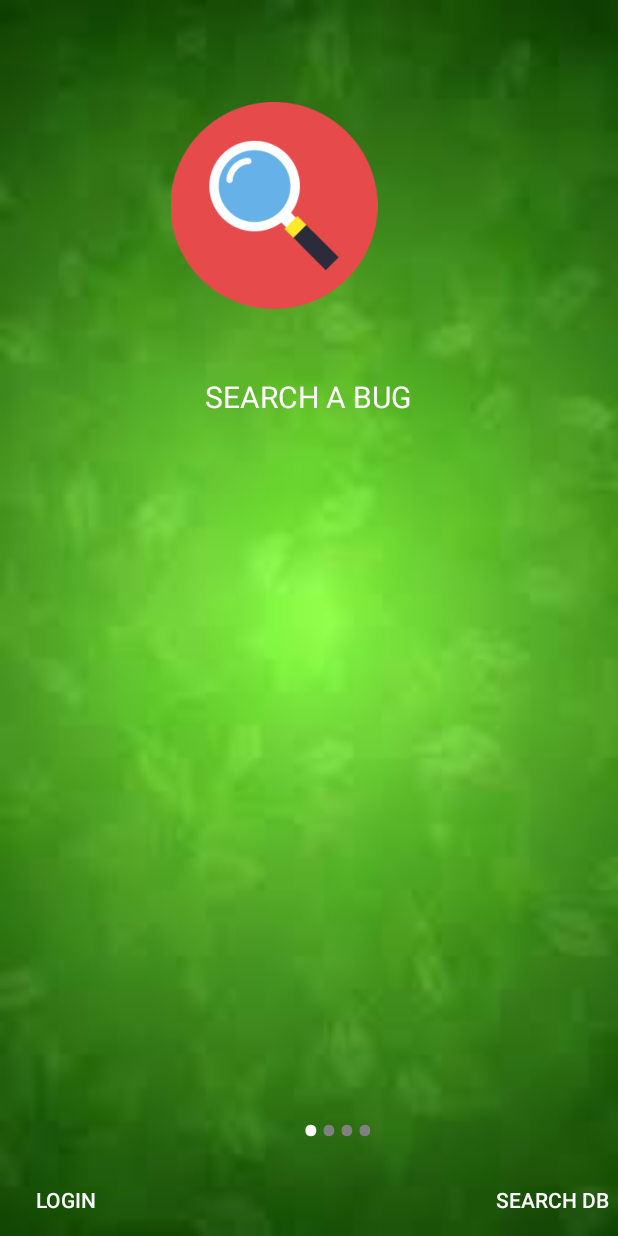
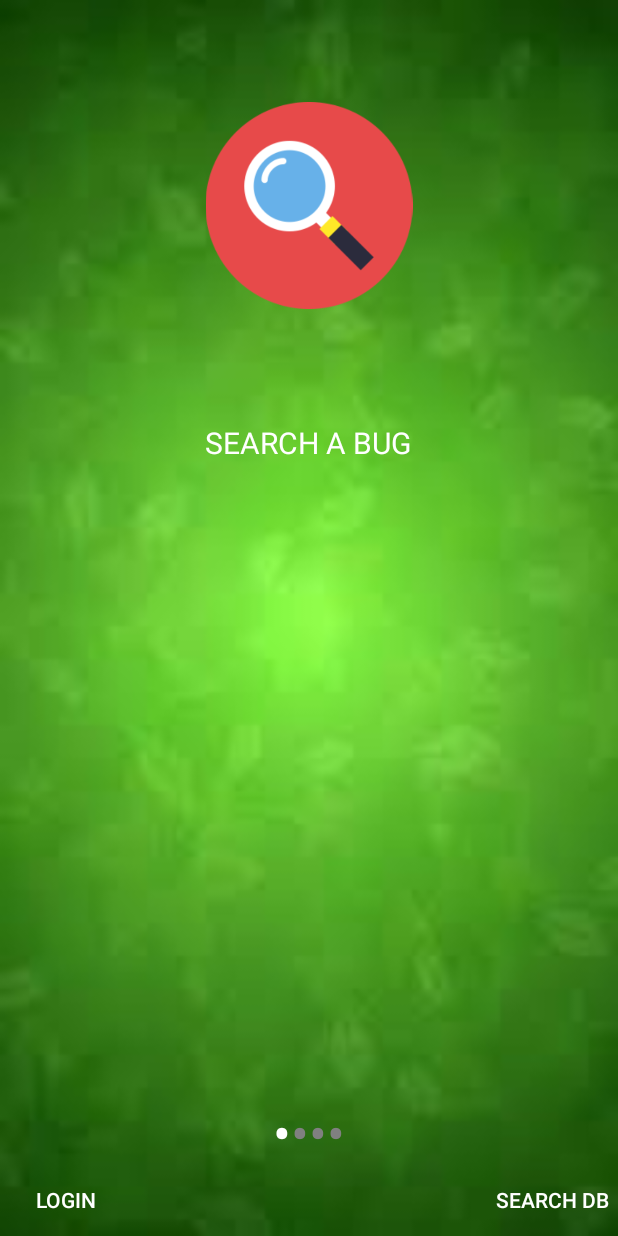
Before and after one commit to kr1spyK/COP4331C_Final_Project, an Android app: the screen it shows after launch (FirstTimeActivity), on a phone screen of 412 x 824 dp. Run offline under Robolectric (Android 15) with nearby library versions, the phone set to English and light mode, and no system bars; our stand-ins replace Picasso; pictures from the network do not load.

Commit message:
Made the intro slide and add picture activities compatible with all screens.

```diff
--- a/AndroidApp/app/src/main/AndroidManifest.xml
+++ b/AndroidApp/app/src/main/AndroidManifest.xml
@@ -53,14 +53,16 @@
 
 
         <activity android:name=".BuggyMain">
+
+        </activity>
+        <activity android:name=".FirstTimeActivity"
+            android:noHistory="true">
             <intent-filter>
                 <action android:name="android.intent.action.VIEW"/>
                 <action android:name="android.intent.action.MAIN" />
                 <category android:name="android.intent.category.LAUNCHER"/>
             </intent-filter>
         </activity>
-        <activity android:name=".FirstTimeActivity"
-            android:noHistory="true"/>
 
         <activity
             android:name=".AddPictureActivity"
--- a/AndroidApp/app/src/main/java/cf/poosgroup5_u/bugipedia/SliderAdapter.java
+++ b/AndroidApp/app/src/main/java/cf/poosgroup5_u/bugipedia/SliderAdapter.java
@@ -53,13 +53,13 @@ public class SliderAdapter extends PagerAdapter {
 
     };
 
-    public String[] slide_descs = {
-
-            "",
-            "",
-            "",
-            ""
-    };
+//    public String[] slide_descs = {
+//
+//            "",
+//            "",
+//            "",
+//            ""
+//    };
 
 
     @Override
@@ -80,11 +80,11 @@ public class SliderAdapter extends PagerAdapter {
 
         ImageView slideImageView = (ImageView) view.findViewById(R.id.slide_image);
         TextView slideHeading = (TextView) view.findViewById(R.id.slide_heading);
-        TextView slideDescription = (TextView) view.findViewById(R.id.slide_desc);
+//        TextView slideDescription = (TextView) view.findViewById(R.id.slide_desc);
 
         slideImageView.setImageResource(slide_images[position]);
         slideHeading.setText(slide_headings[position]);
-        slideDescription.setText(slide_descs[position]);
+//        slideDescription.setText(slide_descs[position]);
 
         container.addView(view);
 
@@ -93,6 +93,6 @@ public class SliderAdapter extends PagerAdapter {
 
     @Override
     public void destroyItem(ViewGroup container, int position, Object object) {
-        container.removeView((RelativeLayout)object);
+        container.removeView((LinearLayout)object);
     }
 }
--- a/AndroidApp/app/src/main/res/layout/activity_first_time.xml
+++ b/AndroidApp/app/src/main/res/layout/activity_first_time.xml
@@ -22,18 +22,15 @@
 
     <LinearLayout
         android:id="@+id/dotsLayout"
-        android:layout_width="107dp"
+        android:layout_width="wrap_content"
         android:layout_height="wrap_content"
-        android:layout_alignParentLeft="true"
-        android:layout_alignParentEnd="true"
-        android:layout_alignParentRight="true"
+        android:layout_centerHorizontal="true"
+        android:gravity="bottom"
+        android:layout_gravity="bottom"
         android:layout_alignParentBottom="true"
-        android:layout_marginLeft="154dp"
-        android:layout_marginEnd="123dp"
-        android:layout_marginRight="123dp"
-        android:layout_marginBottom="27dp"
+        android:layout_marginBottom="25dp"
         android:orientation="horizontal"
-        android:padding="20dp"></LinearLayout>
+        android:padding="20dp" />
 
     <Button
         android:id="@+id/prevBtn"
--- a/AndroidApp/app/src/main/res/layout/slide_layout.xml
+++ b/AndroidApp/app/src/main/res/layout/slide_layout.xml
@@ -1,19 +1,16 @@
 <?xml version="1.0" encoding="utf-8"?>
-<RelativeLayout xmlns:android="http://schemas.android.com/apk/res/android"
+<LinearLayout xmlns:android="http://schemas.android.com/apk/res/android"
     xmlns:app="http://schemas.android.com/apk/res-auto"
     xmlns:tools="http://schemas.android.com/tools"
     android:layout_width="match_parent"
-    android:layout_height="match_parent">
+    android:layout_height="match_parent"
+    android:orientation="vertical">
 
     <ImageView
         android:id="@+id/slide_image"
         android:layout_width="217dp"
         android:layout_height="138dp"
-        android:layout_alignParentStart="true"
-        android:layout_alignParentLeft="true"
-        android:layout_alignParentTop="true"
-        android:layout_marginStart="74dp"
-        android:layout_marginLeft="74dp"
+        android:layout_gravity="center_horizontal"
         android:layout_marginTop="68dp"
         app:srcCompat="@drawable/eat_icon" />
 
@@ -21,26 +18,12 @@
         android:id="@+id/slide_heading"
         android:layout_width="143dp"
         android:layout_height="117dp"
-        android:layout_alignParentBottom="true"
-        android:layout_centerHorizontal="true"
+        android:layout_gravity="center_horizontal"
         android:layout_marginBottom="129dp"
+        android:layout_marginTop="75dp"
         android:textAlignment="center"
         android:textColor="@color/colorWhite"
         android:textSize="20sp" />
 
-    <TextView
-        android:id="@+id/slide_desc"
-        android:layout_width="match_parent"
-        android:layout_height="100dp"
-        android:layout_alignParentEnd="true"
-        android:layout_alignParentRight="true"
-        android:layout_alignParentBottom="true"
-        android:layout_centerHorizontal="false"
-        android:layout_marginEnd="0dp"
-        android:layout_marginRight="0dp"
-        android:layout_marginBottom="39dp"
-        android:text="TextView"
-        android:textAlignment="center"
-        android:textColor="@color/colorTransparentWhite"
-        android:textSize="20sp" />
-</RelativeLayout>
+
+</LinearLayout>
--- a/AndroidApp/app/src/main/res/values/strings.xml
+++ b/AndroidApp/app/src/main/res/values/strings.xml
@@ -84,5 +84,6 @@
     <string name="error_getting_bug_info">Error retrieving Bug Info. Please try again later.</string>
     <string name="common_name">Common Name</string>
     <string name="scientific_name">Scientific Name</string>
+    <string name="upload">Upload</string>
 
 </resources>
```
Also changed, not shown: AndroidApp/app/src/main/java/cf/poosgroup5_u/bugipedia/AddPictureActivity.java (+4 -4 lines), AndroidApp/app/src/main/res/layout/content_add_picture_activity.xml (+18 -17 lines), 1 other file.
